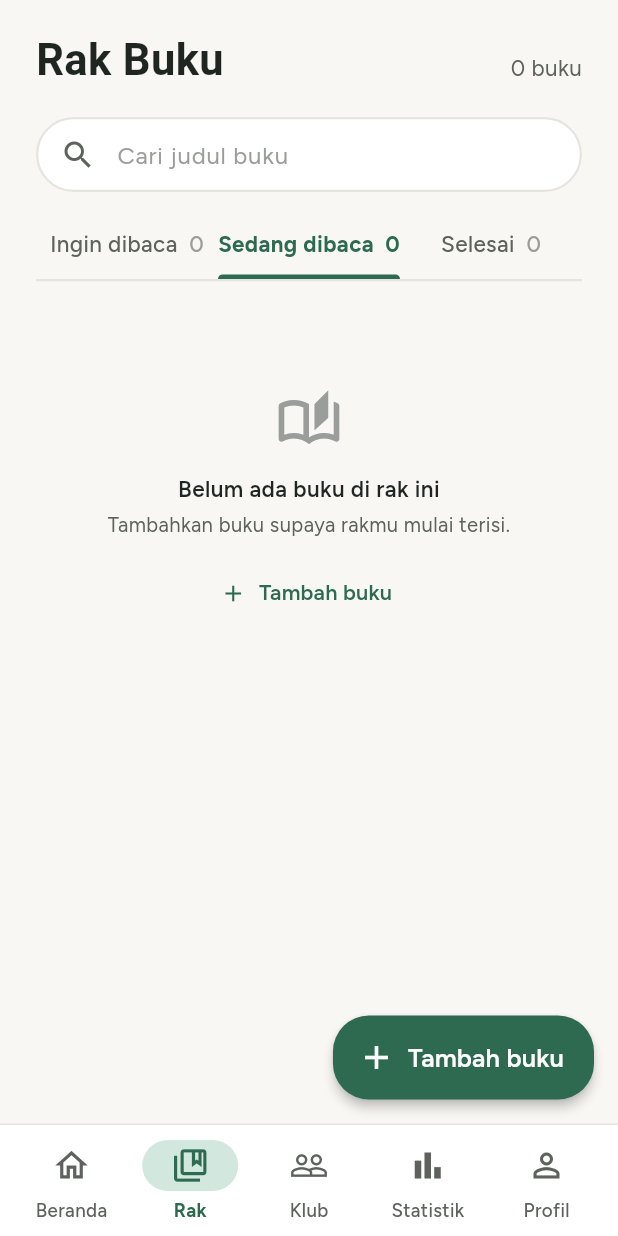
After one commit to NashiwaInsan/Bacakala, a Flutter app: the RakScreen screen opened directly, on a phone screen of 412 x 824 dp. The commit adds this screen. Run offline on Flutter 3.47's test engine with Material 3 defaults, Android fonts, the phone set to English and light mode, and no system bars; our stand-ins replace flutter_dotenv, flutter_local_notifications, flutter_timezone, google_fonts, image_picker, material_ui and 3 more; accounts and stored records are empty; Roboto replaces fonts that are missing (Literata).

Commit message:
feat: tambah layar rak buku

```diff
--- /dev/null
+++ b/lib/screens/rak/rak_screen.dart
@@ -0,0 +1,441 @@
+import 'package:material_ui/material_ui.dart';
+
+import '../../models/book.dart';
+import '../../services/auth_service.dart';
+import '../../services/book_service.dart';
+import '../../theme/app_theme.dart';
+import '../../widgets/book_cover.dart';
+import '../../widgets/bottom_nav_bar.dart';
+
+/// Status buku di rak: (nilai di database, label di layar).
+const statusRak = <(String, String)>[
+  ('ingin_dibaca', 'Ingin dibaca'),
+  ('sedang_dibaca', 'Sedang dibaca'),
+  ('selesai', 'Selesai'),
+];
+
+/// Layar Rak Buku: semua buku milik user, dikelompokkan per status.
+class RakScreen extends StatefulWidget {
+  const RakScreen({super.key});
+
+  @override
+  State<RakScreen> createState() => _RakScreenState();
+}
+
+class _RakScreenState extends State<RakScreen> {
+  final _service = BookService();
+  final _cariCtrl = TextEditingController();
+
+  List<Book> _buku = [];
+  bool _loading = true;
+  String? _error;
+  int _tab = 1; // default: Sedang dibaca
+  String _kataCari = '';
+
+  @override
+  void initState() {
+    super.initState();
+    _load();
+  }
+
+  @override
+  void dispose() {
+    _cariCtrl.dispose();
+    super.dispose();
+  }
+
+  Future<void> _load() async {
+    setState(() {
+      _loading = true;
+      _error = null;
+    });
+    try {
+      final buku = await _service.getAllBooks();
+      if (!mounted) return;
+      setState(() => _buku = buku);
+    } on ServiceException catch (e) {
+      if (mounted) setState(() => _error = e.message);
+    } finally {
+      if (mounted) setState(() => _loading = false);
+    }
+  }
+
+  void _snack(String pesan) {
+    ScaffoldMessenger.of(context)
+      ..hideCurrentSnackBar()
+      ..showSnackBar(SnackBar(content: Text(pesan)));
+  }
+
+  Future<void> _bukaTambah() async {
+    final hasil = await Navigator.of(context).pushNamed('/rak/tambah');
+    if (hasil == null || !mounted) return;
+    await _load();
+  }
+
+  void _onNavTap(int i) {
+    switch (i) {
+      case 0:
+        Navigator.of(context).pushNamedAndRemoveUntil('/home', (_) => false);
+      case 1:
+        break; // sudah di Rak
+      case 4:
+        Navigator.of(context).pushReplacementNamed('/profile');
+      default:
+        _snack('Segera hadir');
+    }
+  }
+
+  // --- Data turunan ---
+
+  int _jumlah(String status) => _buku.where((b) => b.status == status).length;
+
+  List<Book> get _bukuTampil {
+    final status = statusRak[_tab].$1;
+    return _buku
+        .where(
+          (b) =>
+              b.status == status &&
+              (_kataCari.isEmpty || b.judul.toLowerCase().contains(_kataCari)),
+        )
+        .toList();
+  }
+
+  static const _bulan = [
+    'Jan', 'Feb', 'Mar', 'Apr', 'Mei', 'Jun', //
+    'Jul', 'Agu', 'Sep', 'Okt', 'Nov', 'Des',
+  ];
+
+  /// Mis. "2 Nov", atau "2 Nov 2025" jika bukan tahun ini.
+  static String _tanggalSingkat(DateTime t) {
+    final lokal = t.toLocal();
+    final teks = '${lokal.day} ${_bulan[lokal.month - 1]}';
+    return lokal.year == DateTime.now().year ? teks : '$teks ${lokal.year}';
+  }
+
+  String _keterangan(Book b) {
+    switch (b.status) {
+      case 'selesai':
+        final t = b.tanggalSelesaiTampil;
+        return t == null ? 'Selesai' : 'Selesai ${_tanggalSingkat(t)}';
+      case 'sedang_dibaca':
+        return 'Hal. ${b.halamanTerakhir} / ${b.totalHalaman} · ${b.persen}%';
+      default:
+        return b.penulis;
+    }
+  }
+
+  // --- Tampilan ---
+
+  @override
+  Widget build(BuildContext context) {
+    return Scaffold(
+      bottomNavigationBar: BottomNavBar(currentIndex: 1, onTap: _onNavTap),
+      floatingActionButton: FloatingActionButton.extended(
+        onPressed: _bukaTambah,
+        backgroundColor: AppColors.primary,
+        foregroundColor: AppColors.white,
+        elevation: 3,
+        shape: RoundedRectangleBorder(
+          borderRadius: BorderRadius.circular(AppSizes.radiusCard),
+        ),
+        icon: const Icon(Icons.add, size: 26),
+        label: Text('Tambah buku', style: AppText.button),
+      ),
+      body: SafeArea(
+        child: Column(
+          crossAxisAlignment: CrossAxisAlignment.stretch,
+          children: [
+            Padding(
+              padding: const EdgeInsets.fromLTRB(
+                AppSizes.screenPadding,
+                21,
+                AppSizes.screenPadding,
+                0,
+              ),
+              child: _buildHeader(),
+            ),
+            const SizedBox(height: 18),
+            Padding(
+              padding: const EdgeInsets.symmetric(
+                horizontal: AppSizes.screenPadding,
+              ),
+              child: _buildCari(),
+            ),
+            const SizedBox(height: 14),
+            Padding(
+              padding: const EdgeInsets.symmetric(
+                horizontal: AppSizes.screenPadding,
+              ),
+              child: _buildTab(),
+            ),
+            Expanded(
+              child: RefreshIndicator(
+                color: AppColors.primary,
+                onRefresh: _load,
+                child: _buildIsi(),
+              ),
+            ),
+          ],
+        ),
+      ),
+    );
+  }
+
+  Widget _buildHeader() {
+    return Row(
+      crossAxisAlignment: CrossAxisAlignment.baseline,
+      textBaseline: TextBaseline.alphabetic,
+      children: [
+        Expanded(child: Text('Rak Buku', style: AppText.display)),
+        if (!_loading || _buku.isNotEmpty)
+          Text('${_buku.length} buku', style: AppText.body),
+      ],
+    );
+  }
+
+  OutlineInputBorder _pil(Color warna) => OutlineInputBorder(
+    borderRadius: BorderRadius.circular(100),
+    borderSide: BorderSide(color: warna, width: 1.5),
+  );
+
+  Widget _buildCari() {
+    return TextField(
+      controller: _cariCtrl,
+      style: AppText.input,
+      textInputAction: TextInputAction.search,
+      onChanged: (v) => setState(() => _kataCari = v.trim().toLowerCase()),
+      decoration: InputDecoration(
+        hintText: 'Cari judul buku',
+        contentPadding: const EdgeInsets.symmetric(vertical: 13),
+        prefixIcon: const Padding(
+          padding: EdgeInsets.only(left: 16, right: 10),
+          child: Icon(Icons.search, size: 24, color: AppColors.textSecondary),
+        ),
+        prefixIconConstraints: const BoxConstraints(minWidth: 48),
+        suffixIcon: _kataCari.isEmpty
+            ? null
+            : IconButton(
+                tooltip: 'Hapus pencarian',
+                icon: const Icon(Icons.close, color: AppColors.textSecondary),
+                onPressed: () {
+                  _cariCtrl.clear();
+                  setState(() => _kataCari = '');
+                },
+              ),
+        border: _pil(AppColors.border),
+        enabledBorder: _pil(AppColors.border),
+        focusedBorder: _pil(AppColors.primary),
+      ),
+    );
+  }
+
+  Widget _buildTab() {
+    return Container(
+      decoration: const BoxDecoration(
+        border: Border(bottom: BorderSide(color: AppColors.border, width: 1.5)),
+      ),
+      child: Row(
+        children: [
+          for (var i = 0; i < statusRak.length; i++)
+            Expanded(child: _tabItem(i)),
+        ],
+      ),
+    );
+  }
+
+  Widget _tabItem(int i) {
+    final aktif = i == _tab;
+    final (status, label) = statusRak[i];
+    return InkWell(
+      onTap: () => setState(() => _tab = i),
+      child: Padding(
+        padding: const EdgeInsets.only(top: 10),
+        child: Center(
+          child: IntrinsicWidth(
+            child: Column(
+              crossAxisAlignment: CrossAxisAlignment.stretch,
+              children: [
+                FittedBox(
+                  fit: BoxFit.scaleDown,
+                  child: Text.rich(
+                    TextSpan(
+                      children: [
+                        TextSpan(
+                          text: label,
+                          style: aktif
+                              ? AppText.tabActive
+                              : AppText.tabInactive,
+                        ),
+                        TextSpan(
+                          text: '  ${_jumlah(status)}',
+                          style: aktif ? AppText.tabActive : AppText.tabCount,
+                        ),
+                      ],
+                    ),
+                  ),
+                ),
+                const SizedBox(height: 10),
+                Container(
+                  height: 3,
+                  decoration: BoxDecoration(
+                    color: aktif ? AppColors.primary : Colors.transparent,
+                    borderRadius: const BorderRadius.vertical(
+                      top: Radius.circular(3),
+                    ),
+                  ),
+                ),
+              ],
+            ),
+          ),
+        ),
+      ),
+    );
+  }
+
+  /// Daftar yang bisa ditarik untuk refresh, berisi [children] di tengah.
+  Widget _pesan(List<Widget> children) {
+    return ListView(
+      physics: const AlwaysScrollableScrollPhysics(),
+      padding: const EdgeInsets.fromLTRB(
+        AppSizes.screenPadding,
+        72,
+        AppSizes.screenPadding,
+        AppSizes.screenPadding,
+      ),
+      children: children,
+    );
+  }
+
+  Widget _buildIsi() {
+    if (_loading && _buku.isEmpty && _error == null) {
+      return _pesan(const [
+        SizedBox(height: 60),
+        Center(child: CircularProgressIndicator(color: AppColors.primary)),
+      ]);
+    }
+
+    if (_error != null) {
+      return _pesan([
+        const Icon(
+          Icons.cloud_off_outlined,
+          size: 48,
+          color: AppColors.textHint,
+        ),
+        const SizedBox(height: 16),
+        Text(_error!, textAlign: TextAlign.center, style: AppText.bodyStrong),
+        const SizedBox(height: 16),
+        Center(
+          child: TextButton(
+            onPressed: _load,
+            child: Text('Coba lagi', style: AppText.link),
+          ),
+        ),
+      ]);
+    }
+
+    if (_jumlah(statusRak[_tab].$1) == 0) {
+      return _pesan([
+        const Icon(
+          Icons.auto_stories_outlined,
+          size: 44,
+          color: AppColors.textHint,
+        ),
+        const SizedBox(height: 12),
+        Text(
+          'Belum ada buku di rak ini',
+          textAlign: TextAlign.center,
+          style: AppText.bodyStrong,
+        ),
+        const SizedBox(height: 4),
+        Text(
+          'Tambahkan buku supaya rakmu mulai terisi.',
+          textAlign: TextAlign.center,
+          style: AppText.caption,
+        ),
+        const SizedBox(height: 12),
+        Center(
+          child: TextButton.icon(
+            onPressed: _bukaTambah,
+            icon: const Icon(Icons.add, color: AppColors.primary),
+            label: Text('Tambah buku', style: AppText.link),
+          ),
+        ),
+      ]);
+    }
+
+    final buku = _bukuTampil;
+    if (buku.isEmpty) {
+      return _pesan([
+        const Icon(Icons.search_off, size: 44, color: AppColors.textHint),
+        const SizedBox(height: 12),
+        Text(
+          'Tidak ada judul yang cocok',
+          textAlign: TextAlign.center,
+          style: AppText.bodyStrong,
+        ),
+      ]);
+    }
+
+    // Grid 3 kolom dibuat per baris supaya tinggi item mengikuti isinya
+    // (judul 1 atau 2 baris) dan tidak overflow.
+    const kolom = 3;
+    final jumlahBaris = (buku.length / kolom).ceil();
+    return ListView.builder(
+      physics: const AlwaysScrollableScrollPhysics(),
+      // Ruang bawah supaya baris terakhir tidak tertutup tombol Tambah buku
+      padding: const EdgeInsets.fromLTRB(
+        AppSizes.screenPadding,
+        20,
+        AppSizes.screenPadding,
+        100,
+      ),
+      itemCount: jumlahBaris,
+      itemBuilder: (context, baris) {
+        return Padding(
+          padding: const EdgeInsets.only(bottom: 22),
+          child: Row(
+            crossAxisAlignment: CrossAxisAlignment.start,
+            children: [
+              for (var j = 0; j < kolom; j++) ...[
+                if (j > 0) const SizedBox(width: 16),
+                Expanded(
+                  child: baris * kolom + j < buku.length
+                      ? _itemBuku(buku[baris * kolom + j])
+                      : const SizedBox.shrink(),
+                ),
+              ],
+            ],
+          ),
+        );
+      },
+    );
+  }
+
+  Widget _itemBuku(Book b) {
+    return Column(
+      crossAxisAlignment: CrossAxisAlignment.start,
+      children: [
+        BookCover(
+          book: b,
+          onTap: () {
+            // TODO: buka detail buku (di luar cakupan PRD rak buku)
+          },
+        ),
+        const SizedBox(height: 10),
+        Text(
+          b.judul,
+          maxLines: 2,
+          overflow: TextOverflow.ellipsis,
+          style: AppText.gridTitle,
+        ),
+        const SizedBox(height: 3),
+        Text(
+          _keterangan(b),
+          maxLines: 2,
+          overflow: TextOverflow.ellipsis,
+          style: AppText.gridCaption,
+        ),
+      ],
+    );
+  }
+}
--- a/lib/theme/app_theme.dart
+++ b/lib/theme/app_theme.dart
@@ -24,6 +24,9 @@ class AppColors {
   static const shelf = Color(0xFF1F2622); // papan rak
   static const coverDefault = Color(0xFF1F4E5F); // sampul placeholder
   static const coverText = Color(0xFFF1EDE3); // teks krem di sampul
+  static const coverSpine = Color(0x2E000000); // strip gelap punggung sampul
+  static const coverShadow = Color(0x24000000); // bayangan halus sampul
+  static const coverSpineLight = Color(0x14FFFFFF); // garis terang punggung
 
   static const danger = Color(0xFFB5532C); // tombol Keluar
 
@@ -137,6 +140,24 @@ class AppText {
       _sans(12.5, AppColors.primary, weight: FontWeight.w700);
   static TextStyle get navInactive =>
       _sans(12.5, AppColors.textSecondary, weight: FontWeight.w500);
+
+  // --- Rak Buku ---
+  /// Tab status & segmented control.
+  static TextStyle get tabActive =>
+      _sans(15, AppColors.primary, weight: FontWeight.w700);
+  static TextStyle get tabInactive =>
+      _sans(15, AppColors.textSecondary, weight: FontWeight.w500);
+  static TextStyle get tabCount =>
+      _sans(15, AppColors.textHint, weight: FontWeight.w500);
+
+  /// Judul & keterangan di bawah sampul pada grid rak.
+  static TextStyle get gridTitle =>
+      _sans(15, AppColors.textPrimary, weight: FontWeight.w500, height: 1.3);
+  static TextStyle get gridCaption =>
+      _sans(13.5, AppColors.textHint, height: 1.3);
+
+  static TextStyle get appBarTitle =>
+      _sans(20, AppColors.textPrimary, weight: FontWeight.w600);
 }
 
 /// Ukuran umum yang dipakai berulang.
```
Also changed, not shown: lib/widgets/book_cover.dart (added, +212 -0 lines).
